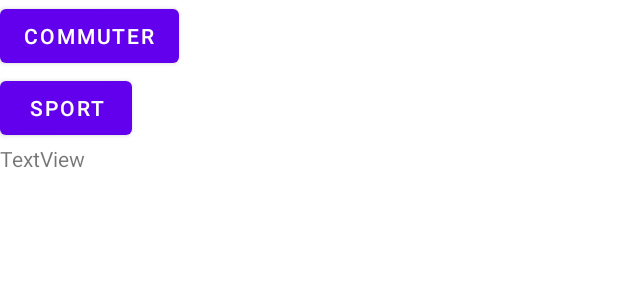
After one commit to chejiaha/CarGuruDemo, an Android app: the layout activity_sorting_top3.xml on its own in the app's theme, with its tools: preview values and no code run, on a phone screen of 412 x 824 dp. The commit adds this screen. Shown: the top 300 px of the screen. Run offline under Robolectric (Android 15) with nearby library versions, the light colour scheme and no system bars.

Commit message:
hello I hate myself

```diff
--- a/app/src/main/AndroidManifest.xml
+++ b/app/src/main/AndroidManifest.xml
@@ -9,6 +9,7 @@
         android:roundIcon="@mipmap/ic_launcher_round"
         android:supportsRtl="true"
         android:theme="@style/Theme.CarGuruDemo">
+        <activity android:name=".SortingTop3"></activity>
         <activity android:name=".MainActivity">
             <intent-filter>
                 <action android:name="android.intent.action.MAIN" />
--- /dev/null
+++ b/app/src/main/res/layout/activity_sorting_top3.xml
@@ -0,0 +1,45 @@
+<?xml version="1.0" encoding="utf-8"?>
+<LinearLayout xmlns:android="http://schemas.android.com/apk/res/android"
+    xmlns:app="http://schemas.android.com/apk/res-auto"
+    xmlns:tools="http://schemas.android.com/tools"
+    android:layout_width="match_parent"
+    android:layout_height="match_parent"
+    android:orientation="vertical"
+    tools:context=".SortingTop3">
+
+    <Button
+        android:id="@+id/commuterBtn"
+        android:layout_width="wrap_content"
+        android:layout_height="wrap_content"
+        android:text="Commuter"
+        tools:layout_editor_absoluteX="77dp"
+        tools:layout_editor_absoluteY="40dp"
+        tools:ignore="MissingConstraints" />
+
+    <Button
+        android:id="@+id/sportBtn"
+        android:layout_width="wrap_content"
+        android:layout_height="wrap_content"
+        android:text="Sport"
+        tools:layout_editor_absoluteX="229dp"
+        tools:layout_editor_absoluteY="40dp"
+        tools:ignore="MissingConstraints" />
+
+    <TextView
+        android:id="@+id/testingResultTV"
+        android:layout_width="wrap_content"
+        android:layout_height="wrap_content"
+        android:text="TextView"
+        tools:layout_editor_absoluteX="153dp"
+        tools:layout_editor_absoluteY="152dp"
+        tools:ignore="MissingConstraints" />
+
+    <ListView
+        android:id="@+id/resultListView"
+        android:layout_width="wrap_content"
+        android:layout_height="wrap_content"
+        android:text="ListView">
+
+    </ListView>
+
+</LinearLayout>
```
Also changed, not shown: app/src/main/java/jiahao/chen/cargurudemo/Car.java (added, +8 -0 lines), app/src/main/java/jiahao/chen/cargurudemo/CarModel.java (+24 -15 lines), app/src/main/java/jiahao/chen/cargurudemo/MainActivity.java (+10 -0 lines), app/src/main/java/jiahao/chen/cargurudemo/SortingTop3.java (added, +174 -0 lines), app/src/main/res/layout/activity_main.xml (+9 -0 lines), app/src/main/res/layout/item_row.xml (added, +12 -0 lines).
